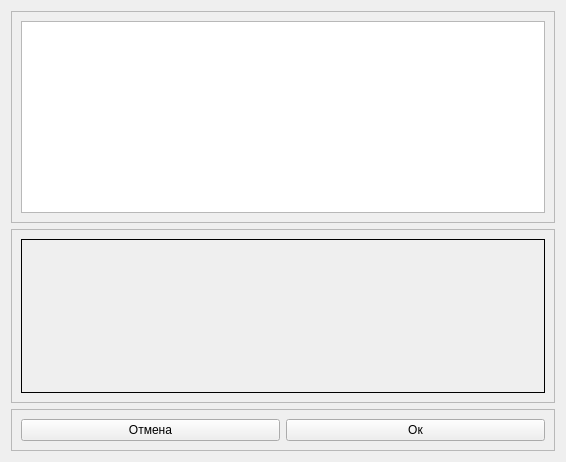
This is lipvectorstyleform.ui in Doggerr111/GIS as Qt 5 draws it before an edit. The edited form follows.
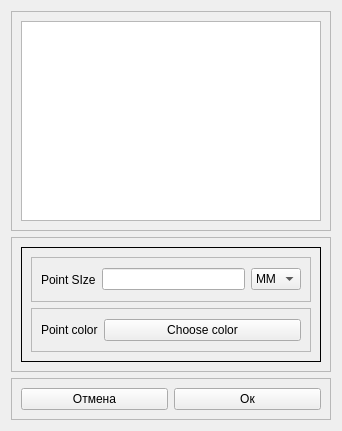
This is the edited form. The open tabs and pages were chosen to show the change.

What changed in the file:
```diff
--- a/lipvectorstyleform.ui
+++ b/lipvectorstyleform.ui
@@ -6,8 +6,8 @@
    <rect>
     <x>0</x>
     <y>0</y>
-    <width>566</width>
-    <height>462</height>
+    <width>338</width>
+    <height>431</height>
    </rect>
   </property>
   <property name="windowTitle">
@@ -24,7 +24,20 @@
      </property>
      <layout class="QHBoxLayout" name="horizontalLayout">
       <item>
-       <widget class="QGraphicsView" name="graphicsView"/>
+       <widget class="QGraphicsView" name="graphicsView">
+        <property name="minimumSize">
+         <size>
+          <width>300</width>
+          <height>200</height>
+         </size>
+        </property>
+        <property name="maximumSize">
+         <size>
+          <width>300</width>
+          <height>200</height>
+         </size>
+        </property>
+       </widget>
       </item>
      </layout>
     </widget>
@@ -109,7 +122,73 @@
           </item>
          </layout>
         </widget>
-        <widget class="QWidget" name="page_2"/>
+        <widget class="QWidget" name="page_2">
+         <layout class="QVBoxLayout" name="verticalLayout_4">
+          <item>
+           <widget class="QFrame" name="frame_6">
+            <property name="frameShape">
+             <enum>QFrame::StyledPanel</enum>
+            </property>
+            <property name="frameShadow">
+             <enum>QFrame::Raised</enum>
+            </property>
+            <layout class="QHBoxLayout" name="horizontalLayout_5">
+             <item>
+              <widget class="QLabel" name="label_3">
+               <property name="text">
+                <string>Point SIze</string>
+               </property>
+              </widget>
+             </item>
+             <item>
+              <widget class="QLineEdit" name="lineEditPointSize_2"/>
+             </item>
+             <item>
+              <widget class="QComboBox" name="comboBoxPointSizeUnit_2">
+               <item>
+                <property name="text">
+                 <string>MM</string>
+                </property>
+               </item>
+              </widget>
+             </item>
+            </layout>
+           </widget>
+          </item>
+          <item>
+           <widget class="QFrame" name="frame_7">
+            <property name="frameShape">
+             <enum>QFrame::StyledPanel</enum>
+            </property>
+            <property name="frameShadow">
+             <enum>QFrame::Raised</enum>
+            </property>
+            <layout class="QHBoxLayout" name="horizontalLayout_6">
+             <item>
+              <widget class="QLabel" name="label_4">
+               <property name="sizePolicy">
+                <sizepolicy hsizetype="Maximum" vsizetype="Preferred">
+                 <horstretch>0</horstretch>
+                 <verstretch>0</verstretch>
+                </sizepolicy>
+               </property>
+               <property name="text">
+                <string>Point color</string>
+               </property>
+              </widget>
+             </item>
+             <item>
+              <widget class="QPushButton" name="pushButtonPointColor_2">
+               <property name="text">
+                <string>Choose color</string>
+               </property>
+              </widget>
+             </item>
+            </layout>
+           </widget>
+          </item>
+         </layout>
+        </widget>
        </widget>
       </item>
      </layout>
```
Left out of the diff: 12 changed lines with no effect on the pictures.
